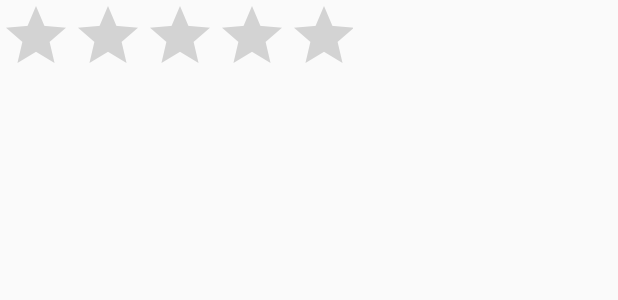
After one commit to GuyGeva93/iPub, an Android app: the layout comment_line.xml on its own in the app's theme, with its tools: preview values and no code run, on a phone screen of 412 x 824 dp. The commit adds this screen. Shown: the top 300 px of the screen. Run offline under Robolectric (Android 15) with nearby library versions, the phone set to English and light mode, and no system bars; Roboto replaces fonts that are not available here.

Commit message:
MainActivity arrange.

```diff
--- /dev/null
+++ b/app/src/main/res/layout/comment_line.xml
@@ -0,0 +1,61 @@
+<?xml version="1.0" encoding="utf-8"?>
+<LinearLayout xmlns:android="http://schemas.android.com/apk/res/android"
+    android:layout_width="match_parent"
+    android:layout_height="match_parent"
+    android:orientation="vertical"
+    android:weightSum="10">
+
+    <LinearLayout
+        android:layout_width="match_parent"
+        android:layout_height="0dp"
+        android:layout_weight="2"
+        android:orientation="vertical"
+        android:weightSum="5">
+
+        <LinearLayout
+            android:layout_width="match_parent"
+            android:layout_height="0dp"
+            android:layout_weight="2"
+            android:orientation="horizontal"
+            android:weightSum="7">
+
+            <LinearLayout
+                android:layout_width="0dp"
+                android:layout_height="match_parent"
+                android:layout_weight="4">
+
+                <RatingBar
+                    android:id="@+id/rating_bar_comment_line"
+                    android:layout_width="match_parent"
+                    android:layout_height="match_parent"
+                    android:progressTint="#FFD700" />
+            </LinearLayout>
+
+            <LinearLayout
+                android:layout_width="0dp"
+                android:layout_height="match_parent"
+                android:layout_weight="3">
+
+                <TextView
+                    android:id="@+id/name_comment_line"
+                    android:layout_width="match_parent"
+                    android:layout_height="match_parent" />
+
+            </LinearLayout>
+
+        </LinearLayout>
+
+        <LinearLayout
+            android:layout_width="match_parent"
+            android:layout_height="0dp"
+            android:layout_weight="3">
+
+            <TextView
+                android:id="@+id/comment_comment_line"
+                android:layout_width="match_parent"
+                android:layout_height="match_parent" />
+        </LinearLayout>
+
+    </LinearLayout>
+
+</LinearLayout>
```
Also changed, not shown: app/src/main/java/com/example/ipub/CommentInfo.java (added, +42 -0 lines), app/src/main/java/com/example/ipub/CommentLineListAdapter.java (added, +7 -0 lines), app/src/main/java/com/example/ipub/FoldingCellListAdapter.java (+24 -22 lines), app/src/main/java/com/example/ipub/MainActivity.java (+60 -48 lines), app/src/main/java/com/example/ipub/Ratings.java (+50 -0 lines).
